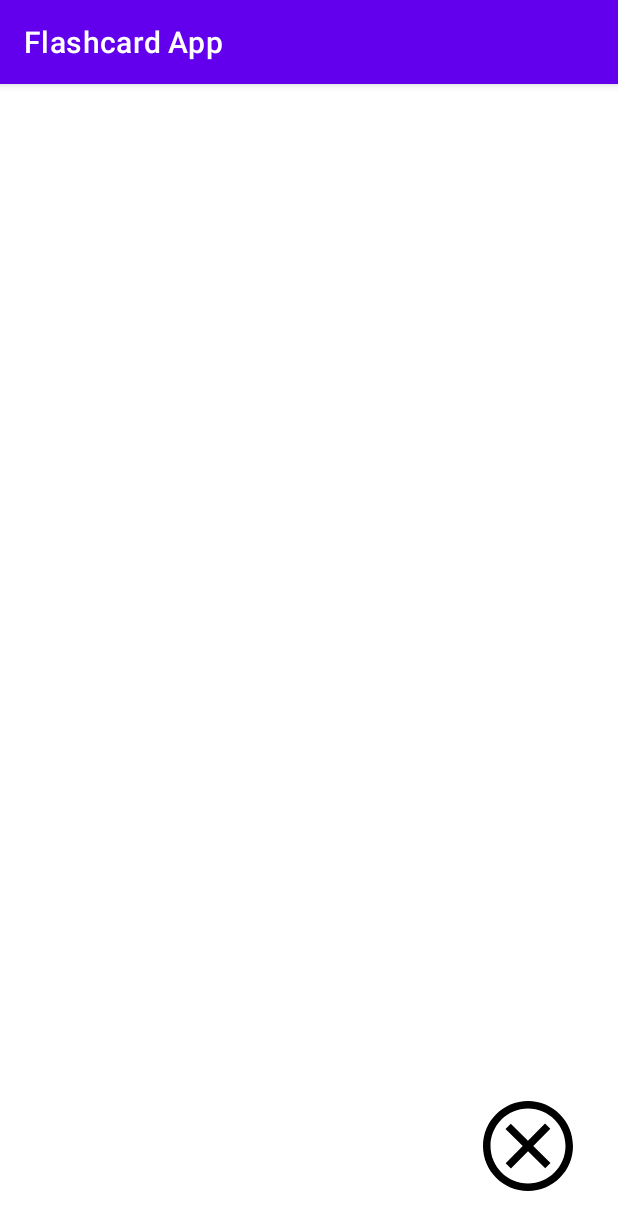
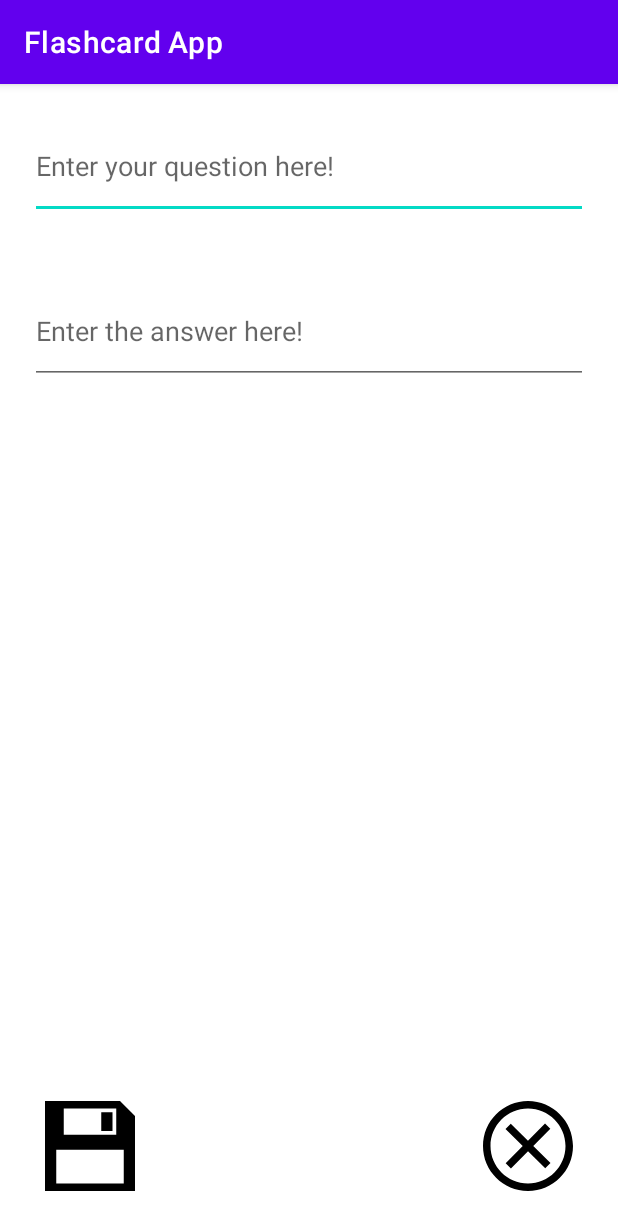
Before and after one commit to nadintamer/Android-Flashcard-App, an Android app: the AddCardActivity screen opened directly, with no data from a screen before it, on a phone screen of 412 x 824 dp. Shown: the top 1230 px of the screen. Run offline under Robolectric (Android 15) with nearby library versions, the light colour scheme and no system bars.

Commit message:
added save button that displays entered question and answer on main screen

```diff
--- a/app/src/main/java/com/example/flashcardapp/AddCardActivity.java
+++ b/app/src/main/java/com/example/flashcardapp/AddCardActivity.java
@@ -5,6 +5,7 @@ import androidx.appcompat.app.AppCompatActivity;
 import android.content.Intent;
 import android.os.Bundle;
 import android.view.View;
+import android.widget.EditText;
 import android.widget.ImageView;
 import android.widget.TextView;
 
@@ -15,6 +16,9 @@ public class AddCardActivity  extends AppCompatActivity {
         setContentView(R.layout.add_card_activity);
 ;
         ImageView cancelButton = ((ImageView) findViewById(R.id.cancel));
+        ImageView saveButton = ((ImageView) findViewById(R.id.save));
+        EditText questionField = ((EditText) findViewById(R.id.enterQuestion));
+        EditText answerField = ((EditText) findViewById(R.id.enterAnswer));
 
         cancelButton.setOnClickListener(new View.OnClickListener() {
             @Override
@@ -22,5 +26,16 @@ public class AddCardActivity  extends AppCompatActivity {
                 finish();
             }
         });
+
+        saveButton.setOnClickListener(new View.OnClickListener() {
+            @Override
+            public void onClick(View v) {
+                Intent data = new Intent();
+                data.putExtra("question", questionField.getText().toString());
+                data.putExtra("answer", answerField.getText().toString());
+                setResult(RESULT_OK, data);
+                finish();
+            }
+        });
     }
 }
--- /dev/null
+++ b/app/src/main/res/drawable/save_icon.xml
@@ -0,0 +1,9 @@
+<vector xmlns:android="http://schemas.android.com/apk/res/android"
+    android:width="24dp"
+    android:height="24dp"
+    android:viewportWidth="24"
+    android:viewportHeight="24">
+  <path
+      android:fillColor="#FF000000"
+      android:pathData="M15.003,3h2.997v5h-2.997v-5zM24,4v20h-24v-24h20l4,4zM5,9h14v-7h-14v7zM21,13h-18v9h18v-9z"/>
+</vector>
--- a/app/src/main/res/layout/add_card_activity.xml
+++ b/app/src/main/res/layout/add_card_activity.xml
@@ -6,6 +6,30 @@
     android:layout_height="match_parent"
     android:id="@+id/parent"
     tools:context=".AddCardActivity">
+
+    <EditText
+        android:id="@+id/enterQuestion"
+        android:layout_width="match_parent"
+        android:layout_height="70dp"
+        android:layout_margin="20dp"
+        android:hint="Enter your question here!"/>
+
+    <EditText
+        android:id="@+id/enterAnswer"
+        android:layout_width="match_parent"
+        android:layout_height="70dp"
+        android:layout_below="@+id/enterQuestion"
+        android:layout_margin="20dp"
+        android:hint="Enter the answer here!"/>
+
+    <ImageView
+        android:layout_width="60dp"
+        android:layout_height="60dp"
+        android:layout_alignParentBottom="true"
+        android:layout_alignParentLeft="true"
+        android:layout_margin="30dp"
+        android:id="@+id/save"
+        android:src="@drawable/save_icon"/>
 
     <ImageView
         android:layout_width="60dp"
```
Also changed, not shown: app/src/main/java/com/example/flashcardapp/MainActivity.java (+16 -1 lines), app/src/main/res/assets/save.svg (added).
